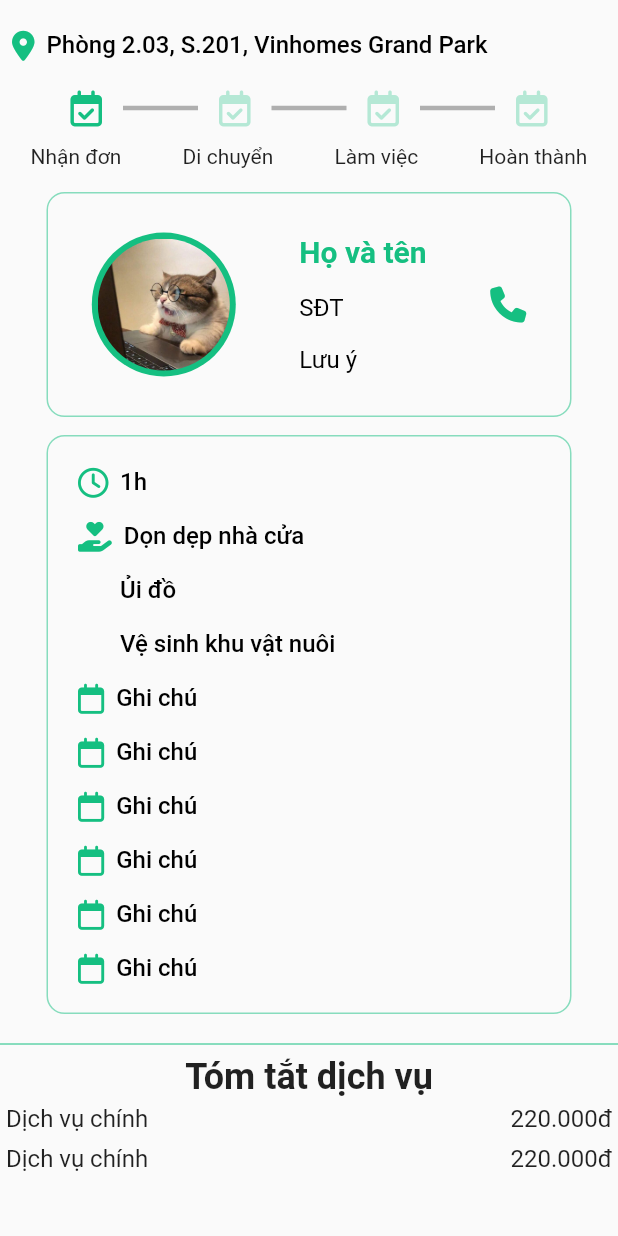
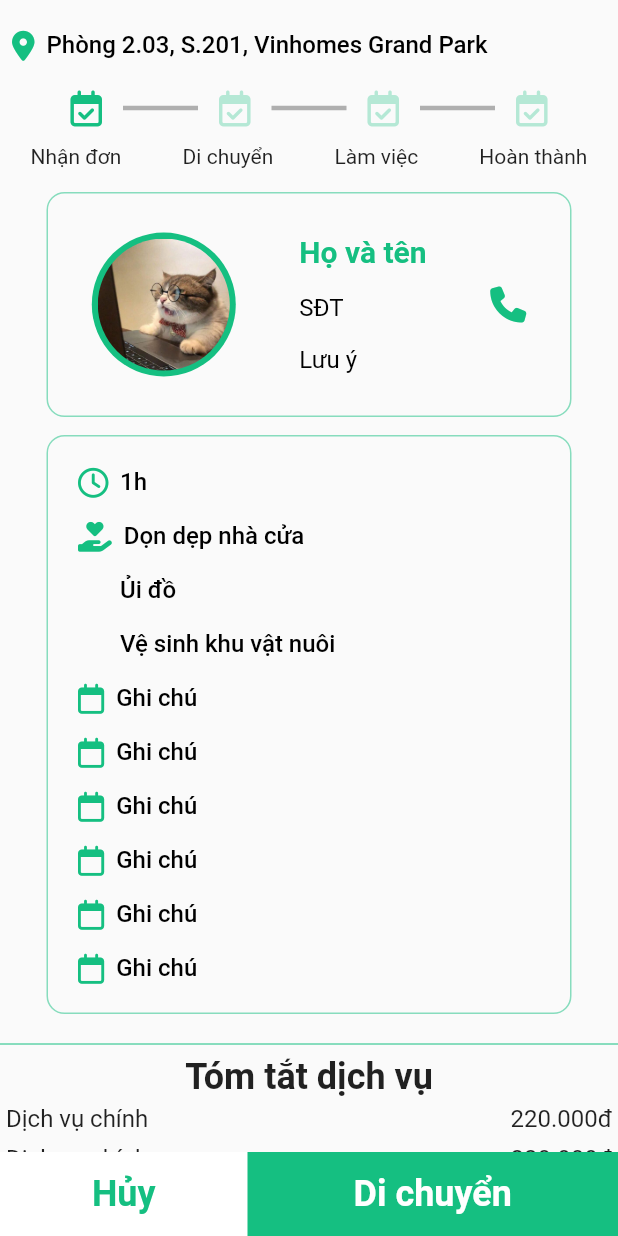
Before and after one commit to fptu-team-404-not-found/co_tam_houseworker_mobile, a Flutter app: the OrderReceivingPage screen opened directly, on a phone screen of 412 x 824 dp. Run offline on Flutter 3.47's test engine with Material 2 defaults, Android fonts, the phone set to English and light mode, and no system bars; our stand-ins replace flutter_clean_architecture, font_awesome_flutter.

Commit message:
[tienhuynh-tn] action_button done

```diff
--- a/lib/app/pages/order/order_receiving.dart
+++ b/lib/app/pages/order/order_receiving.dart
@@ -1,3 +1,5 @@
+import 'package:co_tam_houseworker_mobile/app/utils/constant.dart';
+import 'package:co_tam_houseworker_mobile/app/widgets/button/action_button.dart';
 import 'package:co_tam_houseworker_mobile/app/widgets/information/icon_text_information.dart';
 import 'package:flutter/material.dart';
 import 'package:flutter_clean_architecture/flutter_clean_architecture.dart';
@@ -21,11 +23,13 @@ class OrderReceivedPageView
   OrderReceivedPageView() : super(OrderController());
 
   @override
-  Widget get view => SingleChildScrollView(
-          child: Column(mainAxisSize: MainAxisSize.min, children: const [
+  Widget get view => Scaffold(
+    body: SingleChildScrollView(
+      child: Column(
+          mainAxisSize: MainAxisSize.min,
+          children: const [
             SizedBox(height: 12),
-        IconTextInformation(FontAwesomeIcons.locationDot,
-            informationDetails: 'Phòng 2.03, S.201, Vinhomes Grand Park'),
+            IconTextInformation(FontAwesomeIcons.locationDot, informationDetails: 'Phòng 2.03, S.201, Vinhomes Grand Park'),
             SizedBox(height: 12),
             OrderStatus(),
             SizedBox(height: 12),
@@ -33,6 +37,12 @@ class OrderReceivedPageView
             SizedBox(height: 12),
             OrderDetailsInformationCard(),
             SizedBox(height: 12),
-        OrderDetailsSummary()
-      ]));
+            OrderDetailsSummary(),
+            SizedBox(height: 56)
+          ]
+      ),
+    ),
+    floatingActionButton: const ActionButton(numberOfButton: 2),
+    floatingActionButtonLocation: FloatingActionButtonLocation.centerDocked,
+  );
 }
--- a/lib/app/widgets/button/action_button.dart
+++ b/lib/app/widgets/button/action_button.dart
@@ -16,9 +16,7 @@ class _ActionButtonState extends State<ActionButton> {
       return Material(
         color: AppColor.primaryColor100,
         child: InkWell(
-          onTap: () {
-            //print('called on tap');
-          },
+          onTap: () {},
           child: const SizedBox(
             height: 56,
             width: double.infinity,
@@ -36,14 +34,14 @@ class _ActionButtonState extends State<ActionButton> {
         ),
       );
     }
+
     return Row(
+      mainAxisSize: MainAxisSize.max,
       children: [
         Material(
           color: AppColor.secondaryColor100,
           child: InkWell(
-            onTap: () {
-              //print('called on tap');
-            },
+            onTap: () {},
             child: const SizedBox(
               height: 56,
               width: 165,
@@ -62,12 +60,11 @@ class _ActionButtonState extends State<ActionButton> {
           ),
         ),
         Expanded(
+          flex: 1,
           child: Material(
             color: AppColor.primaryColor100,
             child: InkWell(
-              onTap: () {
-                //print('called on tap');
-              },
+              onTap: () {},
               child: const SizedBox(
                 height: 56,
                 width: double.infinity,
```
Lines whose indentation alone changed are shown as unchanged.
